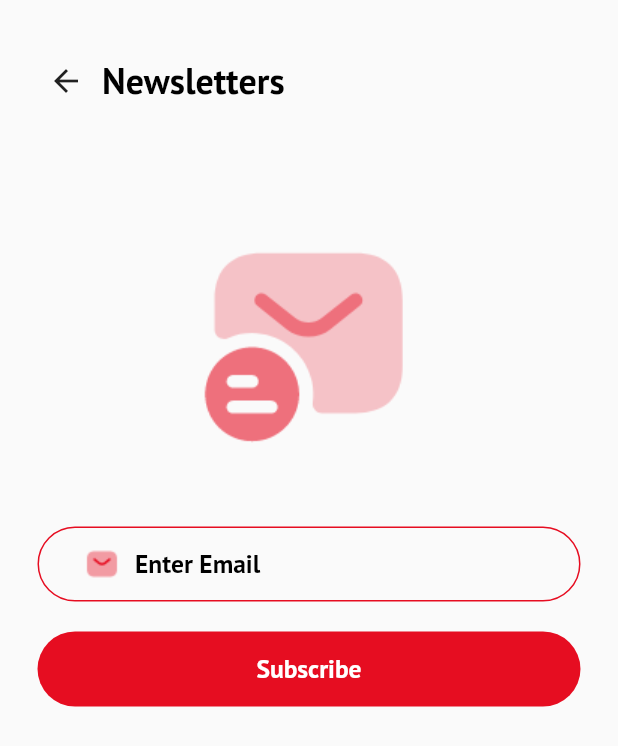
After one commit to usama62/myStyle, a Flutter app: the NewsLetter screen opened directly, on a phone screen of 412 x 824 dp. The commit adds this screen. Shown: the top 746 px of the screen. Run offline on Flutter 3.47's test engine with Material 2 defaults, Android fonts, the phone set to English and light mode, and no system bars; our stand-ins replace easy_localization, flutter_spinkit, localstorage, pinput; missing offline and left inert: insta_like_button.

Commit message:
newsletter screen added

```diff
--- a/lib/add_card.dart
+++ b/lib/add_card.dart
@@ -1,5 +1,5 @@
 import 'package:flutter/material.dart';
-import 'messages.dart';
+import 'news_letter.dart';
 
 class AddCard extends StatefulWidget {
   const AddCard({
@@ -64,7 +64,7 @@ class _AddCardState extends State<AddCard> {
                         Navigator.push(
                           context,
                           MaterialPageRoute(
-                              builder: (context) => const Message()),
+                              builder: (context) => const NewsLetter()),
                         );
                       },
                       child: const Center(
--- a/lib/messages.dart
+++ b/lib/messages.dart
@@ -508,7 +508,7 @@ class _MessageState extends State<Message> {
           ),
         ),
         Padding(
-          padding: const EdgeInsets.fromLTRB(20.0, 30.0, 0.0, 0.0),
+          padding: const EdgeInsets.fromLTRB(20.0, 30.0, 20.0, 0.0),
           child: Row(
             children: [
               IconButton(
--- /dev/null
+++ b/lib/news_letter.dart
@@ -0,0 +1,133 @@
+import 'package:flutter/material.dart';
+import 'package:my_style/payments.dart';
+import 'package:my_style/profile.dart';
+
+class NewsLetter extends StatefulWidget {
+  const NewsLetter({
+    Key? key,
+  }) : super(key: key);
+
+  @override
+  State<NewsLetter> createState() => _NewsLetterState();
+}
+
+class _NewsLetterState extends State<NewsLetter> {
+  @override
+  Widget build(BuildContext context) {
+    return Scaffold(
+        body: SingleChildScrollView(
+      child: Stack(children: [
+        Padding(
+          padding: const EdgeInsets.only(top: 150),
+          child: Column(
+            mainAxisAlignment: MainAxisAlignment.start,
+            crossAxisAlignment: CrossAxisAlignment.start,
+            children: [
+              Center(
+                child: Image.asset("assets/images/newsletter.png"),
+              ),
+              Padding(
+                padding: const EdgeInsets.fromLTRB(25, 50, 25, 10),
+                child: Container(
+                  decoration: BoxDecoration(
+                    borderRadius: const BorderRadius.only(
+                      topLeft: Radius.circular(25.0),
+                      topRight: Radius.circular(25.0),
+                      bottomLeft: Radius.circular(25.0),
+                      bottomRight: Radius.circular(25.0),
+                    ),
+                    border: Border.all(
+                      color: const Color(0xFFE60D21),
+                      width: 1,
+                    ),
+                  ),
+                  child: Row(
+                    children: [
+                      Padding(
+                        padding: const EdgeInsets.fromLTRB(30, 0, 0, 0),
+                        child: Image.asset("assets/images/email-icon.png"),
+                      ),
+                      Flexible(
+                        child: Padding(
+                          padding: const EdgeInsets.fromLTRB(10, 0, 0, 0),
+                          child: TextField(
+                            style: const TextStyle(
+                                fontFamily: "Product Sans",
+                                fontWeight: FontWeight.normal,
+                                fontSize: 17.0,
+                                color: Color(0xff000000)),
+                            decoration: const InputDecoration(
+                              hintText: 'Enter Email',
+                              hintStyle: TextStyle(
+                                  fontFamily: "Product Sans",
+                                  fontWeight: FontWeight.normal,
+                                  fontSize: 17.0,
+                                  color: Color(0xff000000)),
+                              border: InputBorder.none,
+                            ),
+                            controller: null,
+                          ),
+                        ),
+                      ),
+                    ],
+                  ),
+                ),
+              ),
+              Padding(
+                padding:
+                    const EdgeInsets.symmetric(horizontal: 25, vertical: 10),
+                child: TextButton(
+                  style: TextButton.styleFrom(
+                      padding:
+                          const EdgeInsets.fromLTRB(131.5, 14.0, 131.5, 14.0),
+                      backgroundColor: const Color(0xFFE60D21),
+                      shape: RoundedRectangleBorder(
+                        borderRadius: BorderRadius.circular(25.0),
+                      )),
+                  onPressed: () {
+                    Navigator.push(
+                      context,
+                      MaterialPageRoute(builder: (context) => const Payments()),
+                    );
+                  },
+                  child: const Center(
+                    child: Text(
+                      "Subscribe",
+                      style: TextStyle(
+                          fontFamily: "Product Sans",
+                          color: Color(0xFFFFFFFF),
+                          fontSize: 17.0,
+                          fontWeight: FontWeight.normal),
+                    ),
+                  ),
+                ),
+              ),
+            ],
+          ),
+        ),
+        Padding(
+          padding: const EdgeInsets.fromLTRB(20.0, 30.0, 0.0, 0.0),
+          child: Row(
+            children: [
+              IconButton(
+                onPressed: () {
+                  Navigator.pop(context);
+                },
+                icon: const Icon(Icons.arrow_back),
+                //replace with our own icon data.
+              ),
+              const Text(
+                "Newsletters",
+                style: TextStyle(
+                    fontFamily: "Product Sans",
+                    color: Color(0xFF000000),
+                    fontSize: 24.0,
+                    fontWeight: FontWeight.bold),
+              ),
+            ],
+          ),
+        ),
+      ]),
+    ));
+  }
+}
--- a/pubspec.yaml
+++ b/pubspec.yaml
@@ -118,6 +118,7 @@ flutter:
     - assets/images/calender.png
     - assets/images/cvv.png
     - assets/images/search.png
+    - assets/images/newsletter.png
     - assets/translations/
 
   # An image asset can refer to one or more resolution-specific "variants", see
```
Also changed, not shown: assets/images/newsletter.png (added).
